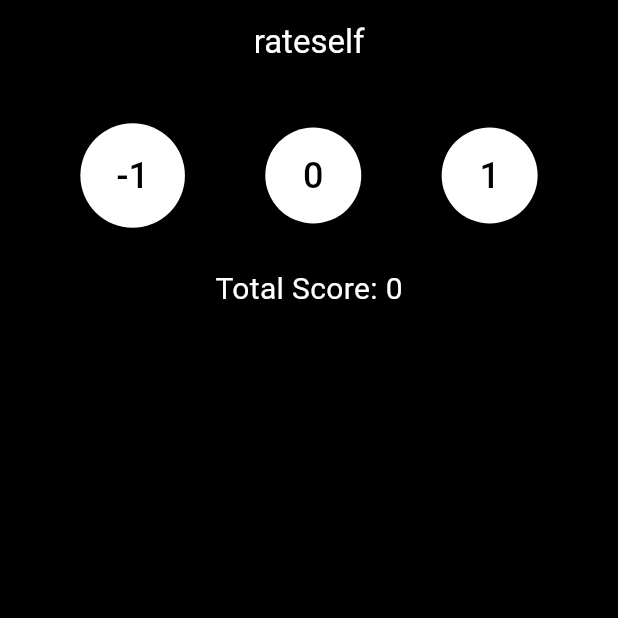
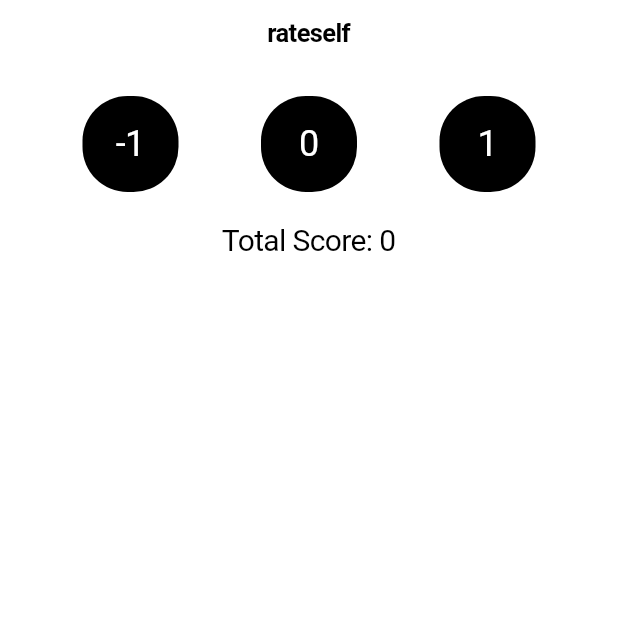
Before and after one commit to rr3333mmAA/rateself, a Flutter app: the screen it shows after launch, on a phone screen of 412 x 824 dp, the top half of it. Run offline on Flutter 3.47's test engine with Material 3 defaults, Android fonts, the phone set to English and light mode, and no system bars.

Commit message:
Changed: from material to cupertino, minor UI.

```diff
--- a/lib/main.dart
+++ b/lib/main.dart
@@ -1,4 +1,4 @@
-import 'package:flutter/material.dart';
+import 'package:flutter/cupertino.dart';
 
 void main() {
   runApp(RateSelfApp());
@@ -7,13 +7,12 @@ void main() {
 class RateSelfApp extends StatelessWidget {
   @override
   Widget build(BuildContext context) {
-    return MaterialApp(
+    return CupertinoApp(
       title: 'rateself',
-      debugShowCheckedModeBanner: false,
-      theme: ThemeData.dark().copyWith(
-        scaffoldBackgroundColor: Colors.black,
-        primaryColor: Colors.white,
-        colorScheme: ColorScheme.dark(),
+      theme: CupertinoThemeData(
+        brightness: Brightness.light,
+        primaryColor: CupertinoColors.black,
+        scaffoldBackgroundColor: CupertinoColors.white,
       ),
       home: RatePage(),
     );
@@ -37,33 +36,59 @@ class _RatePageState extends State<RatePage> {
       totalScore += value;
     });
 
-    ScaffoldMessenger.of(context).showSnackBar(
-      SnackBar(
-        content: Text('Rating added: $value'),
-        action: SnackBarAction(
-          label: 'UNDO',
-          textColor: Colors.white,
+    _showUndoOverlay(context, entry);
+  }
+
+  void _showUndoOverlay(BuildContext context, _RatingEntry entry) {
+    final overlay = Overlay.of(context, rootOverlay: true);
+    late OverlayEntry overlayEntry;
+
+    overlayEntry = OverlayEntry(
+      builder: (context) => Positioned(
+        bottom: 100,
+        left: 20,
+        right: 20,
+        child: CupertinoPopupSurface(
+          child: Container(
+            color: CupertinoColors.systemGrey.withOpacity(0.95),
+            padding: EdgeInsets.symmetric(horizontal: 16, vertical: 12),
+            child: Row(
+              mainAxisAlignment: MainAxisAlignment.spaceBetween,
+              children: [
+                Text('Rating ${entry.value} added'),
+                CupertinoButton(
+                  padding: EdgeInsets.zero,
                   onPressed: () {
                     setState(() {
                       entries.remove(entry);
-              totalScore -= value;
+                      totalScore -= entry.value;
                     });
+                    overlayEntry.remove();
                   },
+                  child: Text('Undo'),
                 ),
-        duration: Duration(seconds: 3),
+              ],
+            ),
+          ),
+        ),
       ),
     );
+
+    overlay.insert(overlayEntry);
+
+    Future.delayed(Duration(seconds: 3)).then((_) {
+      if (overlayEntry.mounted) overlayEntry.remove();
+    });
   }
 
   @override
   Widget build(BuildContext context) {
-    return Scaffold(
-      appBar: AppBar(
-        title: Text('rateself'),
-        centerTitle: true,
-        backgroundColor: Colors.black,
+    return CupertinoPageScaffold(
+      navigationBar: CupertinoNavigationBar(
+        middle: Text('rateself'),
       ),
-      body: Column(
+      child: SafeArea(
+        child: Column(
           children: [
             SizedBox(height: 20),
             Row(
@@ -77,7 +102,7 @@ class _RatePageState extends State<RatePage> {
             SizedBox(height: 20),
             Text(
               'Total Score: $totalScore',
-            style: TextStyle(fontSize: 20, color: Colors.white),
+              style: TextStyle(fontSize: 20),
             ),
             SizedBox(height: 20),
             Expanded(
@@ -85,14 +110,20 @@ class _RatePageState extends State<RatePage> {
                 itemCount: entries.length,
                 itemBuilder: (context, index) {
                   final entry = entries[index];
-                return ListTile(
-                  title: Text(
-                    '${entry.value >= 0 ? '+' : ''}${entry.value}',
-                    style: TextStyle(color: Colors.white),
+                  return Padding(
+                    padding: const EdgeInsets.symmetric(horizontal: 16.0, vertical: 8.0),
+                    child: Column(
+                      crossAxisAlignment: CrossAxisAlignment.start,
+                      children: [
+                        Text(
+                          '${entry.value}',
+                          style: TextStyle(fontSize: 18),
                         ),
-                  subtitle: Text(
+                        Text(
                           _formatTime(entry.time),
-                    style: TextStyle(color: Colors.grey),
+                          style: TextStyle(fontSize: 14, color: CupertinoColors.systemGrey),
+                        ),
+                      ],
                     ),
                   );
                 },
@@ -100,19 +131,30 @@ class _RatePageState extends State<RatePage> {
             ),
           ],
         ),
+      ),
     );
   }
 
   Widget _ratingButton(int value) {
-    return ElevatedButton(
+    return CupertinoButton(
+      padding: EdgeInsets.zero,
+      color: CupertinoColors.black,
+      borderRadius: BorderRadius.circular(30),
+      minSize: 64,
       onPressed: () => _addRating(value),
-      style: ElevatedButton.styleFrom(
-        backgroundColor: Colors.white,
-        foregroundColor: Colors.black,
-        shape: CircleBorder(),
-        padding: EdgeInsets.all(24),
+      child: Container(
+        width: 64,
+        height: 64,
+        alignment: Alignment.center,
+        child: Text(
+          value.toString(),
+          style: TextStyle(
+            fontSize: 24,
+            color: CupertinoColors.white,
+            fontFeatures: [FontFeature.tabularFigures()], // monospaced numbers
           ),
-      child: Text('$value', style: TextStyle(fontSize: 24)),
+        ),
+      ),
     );
   }
 
```
Lines whose indentation alone changed are shown as unchanged.
